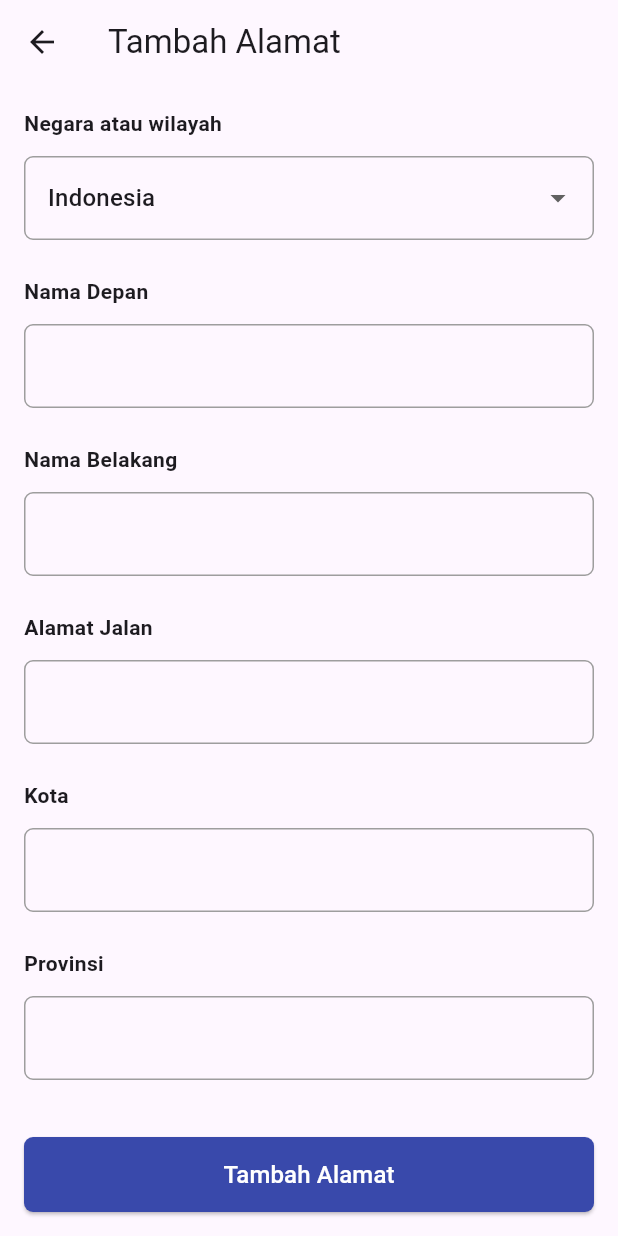
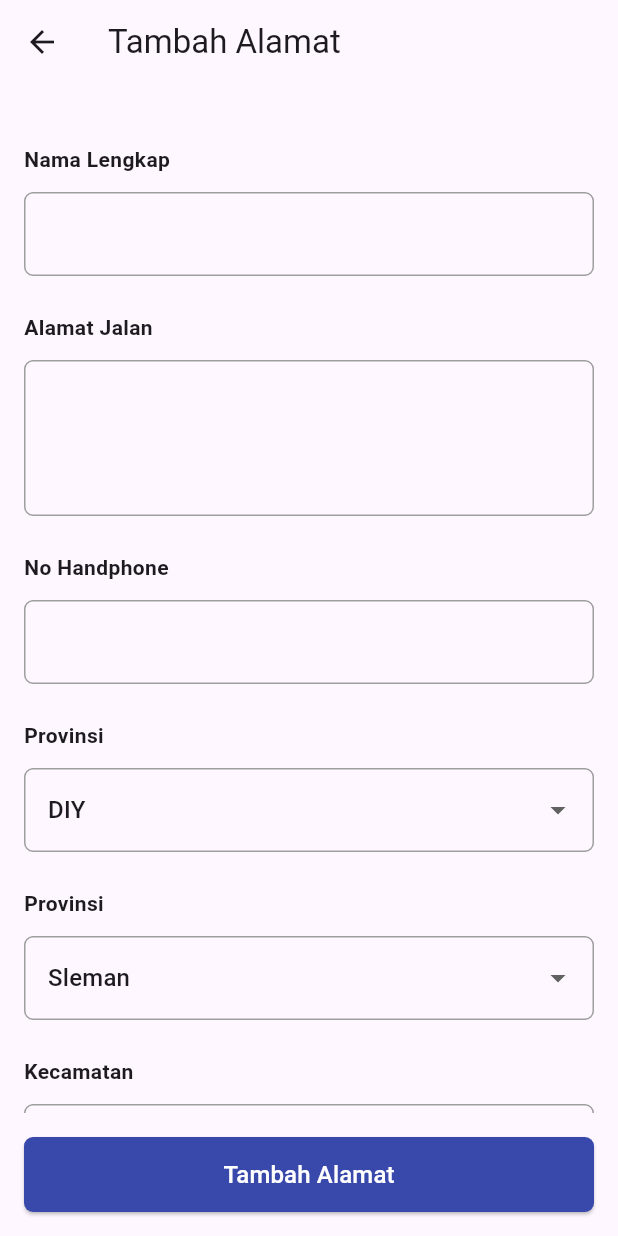
Before and after one commit to bahrie127/flutter_fic9_ecommerce_template, a Flutter app: the AddAddressPage screen opened directly, on a phone screen of 412 x 824 dp. Run offline on Flutter 3.47's test engine with Material 2 defaults, Android fonts, the phone set to English and light mode, and no system bars; our stand-ins replace awesome_dialog, carousel_slider, webview_flutter.

Commit message:
template drowdown

```diff
--- a/lib/common/components/custom_text_field2.dart
+++ b/lib/common/components/custom_text_field2.dart
@@ -1,4 +1,3 @@
-
 import 'package:flutter/material.dart';
 
 import 'space_height.dart';
@@ -9,6 +8,7 @@ class CustomTextField2 extends StatelessWidget {
   final Function(String value)? onChanged;
   final bool obscureText;
   final TextInputType? keyboardType;
+  final int maxLines;
 
   const CustomTextField2({
     super.key,
@@ -17,6 +17,7 @@ class CustomTextField2 extends StatelessWidget {
     this.onChanged,
     this.obscureText = false,
     this.keyboardType,
+    this.maxLines = 1,
   });
 
   @override
@@ -47,6 +48,7 @@ class CustomTextField2 extends StatelessWidget {
               borderSide: const BorderSide(color: Colors.grey),
             ),
           ),
+          maxLines: maxLines,
         ),
       ],
     );
--- a/lib/presentation/shipping_address/add_address_page.dart
+++ b/lib/presentation/shipping_address/add_address_page.dart
@@ -47,39 +47,43 @@ class _AddAddressPageState extends State<AddAddressPage> {
       body: ListView(
         padding: const EdgeInsets.all(16.0),
         children: [
-          ValueListenableBuilder(
-            valueListenable: selectedCountry,
-            builder: (context, value, _) => CustomDropdown(
-              value: value,
-              items: const ['Indonesia', 'Inggris'],
-              label: 'Negara atau wilayah',
-              onChanged: (value) => selectedCountry.value = value!,
-            ),
-          ),
           const SpaceHeight(24.0),
           CustomTextField2(
             controller: firstNameController,
-            label: 'Nama Depan',
-          ),
-          const SpaceHeight(24.0),
-          CustomTextField2(
-            controller: lastNameController,
-            label: 'Nama Belakang',
+            label: 'Nama Lengkap',
           ),
           const SpaceHeight(24.0),
           CustomTextField2(
             controller: addressController,
             label: 'Alamat Jalan',
+            maxLines: 3,
           ),
           const SpaceHeight(24.0),
           CustomTextField2(
-            controller: cityController,
-            label: 'Kota',
+            controller: phoneNumberController,
+            label: 'No Handphone',
+            keyboardType: TextInputType.number,
           ),
           const SpaceHeight(24.0),
-          CustomTextField2(
-            controller: provinceController,
+          CustomDropdown(
+            value: 'DIY',
+            items: const ['DIY', 'JATENG'],
             label: 'Provinsi',
+            onChanged: (value) {},
+          ),
+          const SpaceHeight(24.0),
+          CustomDropdown(
+            value: 'Sleman',
+            items: const ['Sleman', 'Bantul'],
+            label: 'Provinsi',
+            onChanged: (value) {},
+          ),
+          const SpaceHeight(24.0),
+          CustomDropdown(
+            value: 'Mlati',
+            items: const ['Mlati', 'Turi'],
+            label: 'Kecamatan',
+            onChanged: (value) {},
           ),
           const SpaceHeight(24.0),
           CustomTextField2(
@@ -88,11 +92,6 @@ class _AddAddressPageState extends State<AddAddressPage> {
             keyboardType: TextInputType.number,
           ),
           const SpaceHeight(24.0),
-          CustomTextField2(
-            controller: phoneNumberController,
-            label: 'No Handphone',
-            keyboardType: TextInputType.number,
-          ),
         ],
       ),
       bottomNavigationBar: Padding(
```
